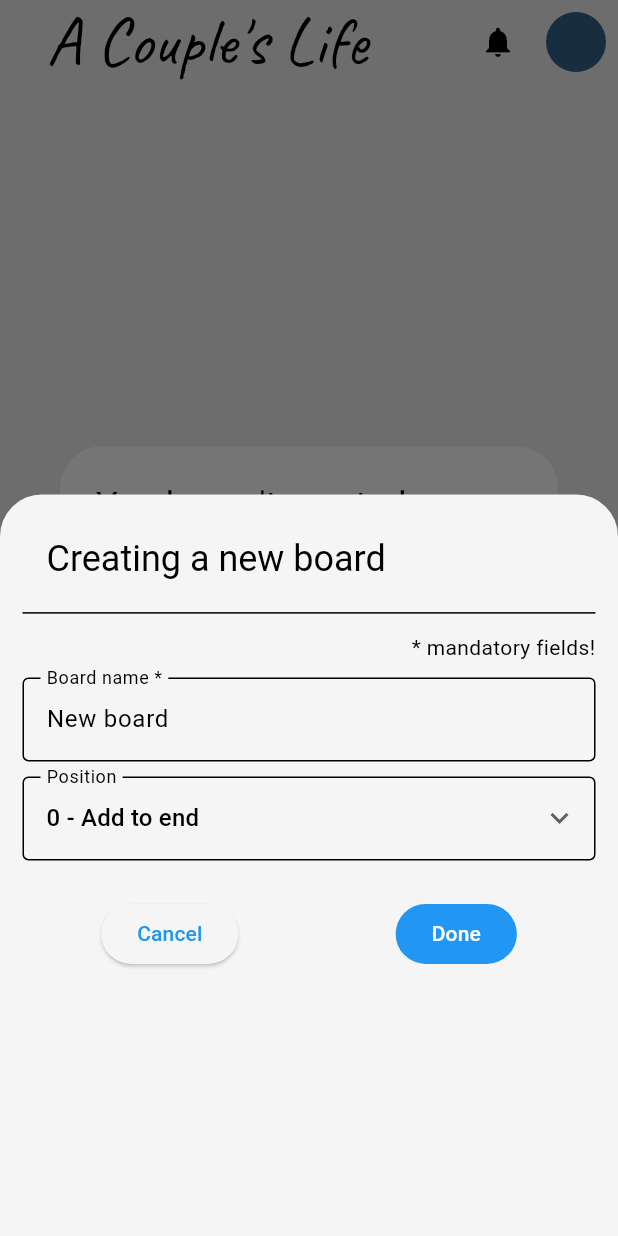
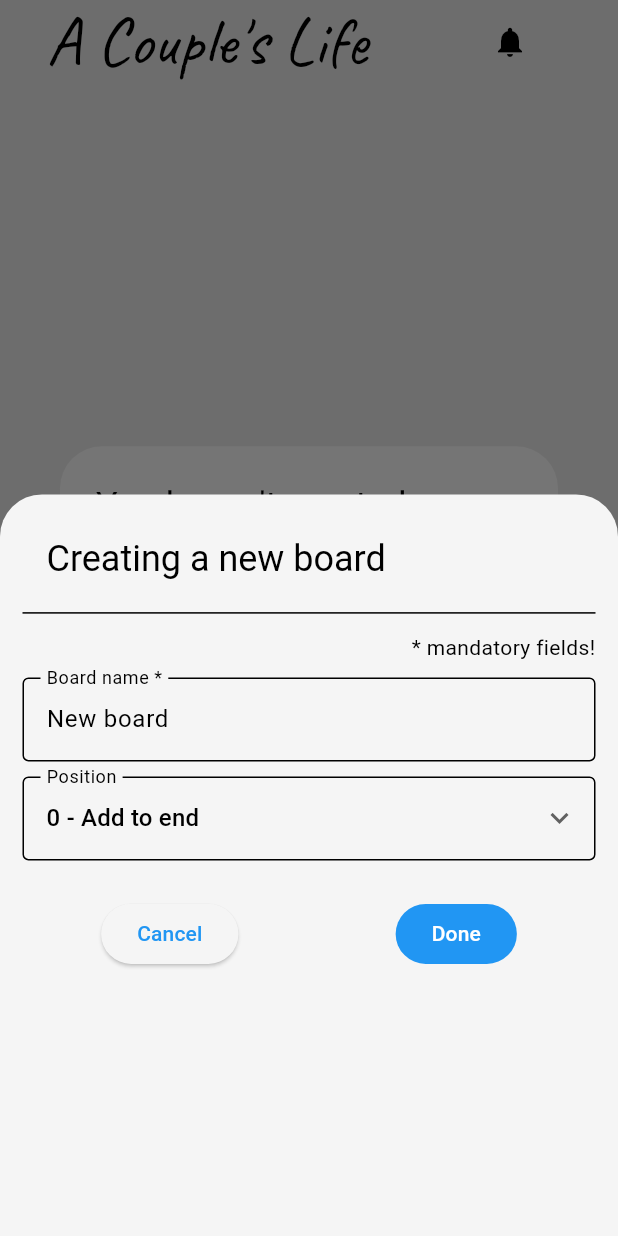
Before and after one commit to lucas-marianno/vida-a-dois, a Flutter app: the screen it shows once a user with an empty profile is signed in, after a tap on "Ok", on a phone screen of 412 x 824 dp. Run offline on Flutter 3.47's test engine with Material 3 defaults, Android fonts, the phone set to English and light mode, and no system bars; drawn by our look-alikes of google_nav_bar; our stand-ins replace animated_text_kit, bloc, cloud_firestore, connectivity_plus, equatable, firebase_auth and 5 more; accounts and stored records are empty; generated files the repository leaves out were written again.

Commit message:
BUGFIX: wip

```diff
--- a/lib/core/widgets/user_initials.dart
+++ b/lib/core/widgets/user_initials.dart
@@ -1,38 +1,19 @@
 import 'package:flutter/material.dart';
 
 class UserInitials extends StatelessWidget {
-  final String? userUID;
-  final String? userInitials;
-  const UserInitials({this.userUID, this.userInitials, super.key});
+  final String userInitials;
+  const UserInitials(this.userInitials, {super.key});
 
   @override
   Widget build(BuildContext context) {
-    print('------------------------------------------------');
-    print('userUID: $userUID');
-    print('userInitals: $userInitials');
-    assert(
-        (userUID != null) != (userInitials != null),
-        "either '$userUID' or '$userInitials' should be provided,"
-        " but not both and not neither.");
+    if (userInitials.isEmpty) return const SizedBox();
 
-    if (userInitials != null) {
-      assert(userInitials!.isNotEmpty);
-
-      return CircleAvatar(
-        backgroundColor: Theme.of(context).colorScheme.secondary,
-        child: Text(
-          userInitials!.toUpperCase(),
-          style: const TextStyle(fontWeight: FontWeight.bold),
-        ),
-      );
-    }
-    if (userUID!.isEmpty) {
-      return const SizedBox();
-    }
-    // TODO: implement fetch initials from UID
     return CircleAvatar(
-      backgroundColor: Color.fromARGB(255, 255, 0, 255),
-      child: Text(userUID!),
+      backgroundColor: Theme.of(context).colorScheme.secondary,
+      child: Text(
+        userInitials.toUpperCase(),
+        style: const TextStyle(fontWeight: FontWeight.bold),
+      ),
     );
   }
 }
--- a/lib/features/kanban/domain/entities/task_entity.dart
+++ b/lib/features/kanban/domain/entities/task_entity.dart
@@ -6,6 +6,7 @@ class Task {
   String title;
   String? description;
   String? assingneeUID;
+  String? assingneeInitials;
   TaskImportance taskImportance;
   String status;
   Timestamp? dueDate;
@@ -17,6 +18,7 @@ class Task {
     required this.title,
     this.description,
     this.assingneeUID,
+    this.assingneeInitials,
     this.taskImportance = TaskImportance.normal,
     required this.status,
     this.dueDate,
@@ -35,8 +37,8 @@ class Task {
       id: json['id'],
       title: json['title'],
       description: json['description'],
-      // assingneeUID: json['assingnedTo'],
       assingneeUID: json['assingneeUID'],
+      assingneeInitials: json['assingneeInitials'],
       taskImportance: TaskImportance.fromString(json['taskImportance']),
       status: json['status'],
       dueDate: json['dueDate'],
@@ -51,6 +53,7 @@ class Task {
       'title': title,
       'description': description,
       'assingneeUID': assingneeUID,
+      'assingneeInitials': assingneeInitials,
       'taskImportance': taskImportance.name,
       'status': status,
       'dueDate': dueDate,
--- a/lib/features/kanban/presentation/bloc/task/task_bloc.dart
+++ b/lib/features/kanban/presentation/bloc/task/task_bloc.dart
@@ -7,7 +7,6 @@ import 'package:kanban/features/kanban/core/constants/enum/task_importance.dart'
 import 'package:kanban/features/kanban/domain/entities/board_entity.dart';
 import 'package:kanban/features/kanban/domain/entities/task_entity.dart';
 import 'package:kanban/features/kanban/domain/repository/task_repository.dart';
-import 'package:kanban/features/kanban/util/flatten_task_map.dart';
 import 'package:kanban/features/kanban/util/parse_tasklist_into_taskmap.dart';
 
 part 'task_event.dart';
@@ -16,6 +15,7 @@ part 'task_state.dart';
 final class TaskBloc extends Bloc<TaskEvent, TaskState> {
   StreamSubscription? _streamSubscription;
   Map<String, List<Task>> _taskList = {};
+
   List<Board> _boardList = [];
 
   TaskBloc() : super(TasksLoadingState()) {
@@ -106,9 +106,9 @@ final class TaskBloc extends Bloc<TaskEvent, TaskState> {
   }
 
   _onLoadTaskEvent(LoadTasksEvent event, Emitter<TaskState> emit) {
+    Log.trace('$TaskBloc $LoadTasksEvent \n $event');
     if (event.boardList == _boardList) return;
     _boardList = event.boardList;
-    Log.trace('$TaskBloc $LoadTasksEvent \n $event');
     try {
       final taskStream = TaskRepository.readTasks;
 
@@ -132,16 +132,10 @@ final class TaskBloc extends Bloc<TaskEvent, TaskState> {
     TaskStreamDataUpdate event,
     Emitter<TaskState> emit,
   ) async {
+    Log.trace('$TaskBloc $TaskStreamDataUpdate\n');
     final organized = parseListIntoMap(event.updatedTasks, event.boardList);
-
-    bool noTaskChanged = flattenTaskMap(_taskList) == flattenTaskMap(organized);
-
-    if (noTaskChanged) return;
-
-    Log.trace('$TaskBloc $TaskStreamDataUpdate\n');
-
     _taskList = organized;
-    emit(TasksLoadedState(_taskList));
+    emit(TasksLoadedState(organized));
   }
 
   _onHandleTaskError(HandleTaskError event, Emitter<TaskState> emit) {
--- a/lib/features/kanban/presentation/widgets/kanban/kanban_tile.dart
+++ b/lib/features/kanban/presentation/widgets/kanban/kanban_tile.dart
@@ -217,7 +217,7 @@ class _KanbanTileState extends State<KanbanTile> {
                 children: [
                   // Exibir a foto da pessoa que foi atribuida a tarefa
                   PopupMenuButton(
-                    icon: UserInitials(userUID: widget.task.assingneeUID ?? ''),
+                    icon: UserInitials(widget.task.assingneeInitials ?? ''),
                     itemBuilder: (context) {
                       // TODO: implement assignee selector
                       return [
--- a/lib/features/user_settings/bloc/user_settings_bloc.dart
+++ b/lib/features/user_settings/bloc/user_settings_bloc.dart
@@ -37,12 +37,11 @@ class UserSettingsBloc extends Bloc<UserSettingsEvent, UserSettingsState> {
     emit(UserSettingsLoading());
 
     //check if user has settings configured
-    final hasSettings = await UserSettingsDataSource.hasSettings(event.uid);
-    if (!hasSettings) {
+    final userSettings = await UserSettingsDataSource.getSettings(event.uid);
+    if (userSettings == null) {
       add(_CreateSettingsForCurrentUser());
       return;
     }
-
     add(_ListenToSettingsChanges(event.uid));
   }
 
--- a/lib/features/user_settings/data/user_data.dart
+++ b/lib/features/user_settings/data/user_data.dart
@@ -5,9 +5,11 @@ import 'package:kanban/features/user_settings/domain/entities/user_settings.dart
 class UserSettingsDataSource {
   static final _firebase = FirebaseConstants.userSettingsCollection;
 
-  static Future<bool> hasSettings(String uid) async {
+  static Future<UserSettings?> getSettings(String uid) async {
     final a = await _firebase.doc(uid).get();
-    return a.data() != null;
+    if (a.data() == null) return null;
+
+    return UserSettings.fromJson(a.data() as Map<String, dynamic>);
   }
 
   static Future<void> create(UserSettings userSettings) async {
--- a/lib/home_page.dart
+++ b/lib/home_page.dart
@@ -60,9 +60,7 @@ class _HomePageState extends State<HomePage> {
       builder: (context, state) {
         Widget userIcon = const Icon(Icons.person);
         if (state is UserSettingsLoaded) {
-          userIcon = UserInitials(
-            userInitials: state.userSettings.initials.toUpperCase(),
-          );
+          userIcon = UserInitials(state.userSettings.initials);
         }
 
         return Scaffold(
```
Also changed, not shown: 2 other files.
